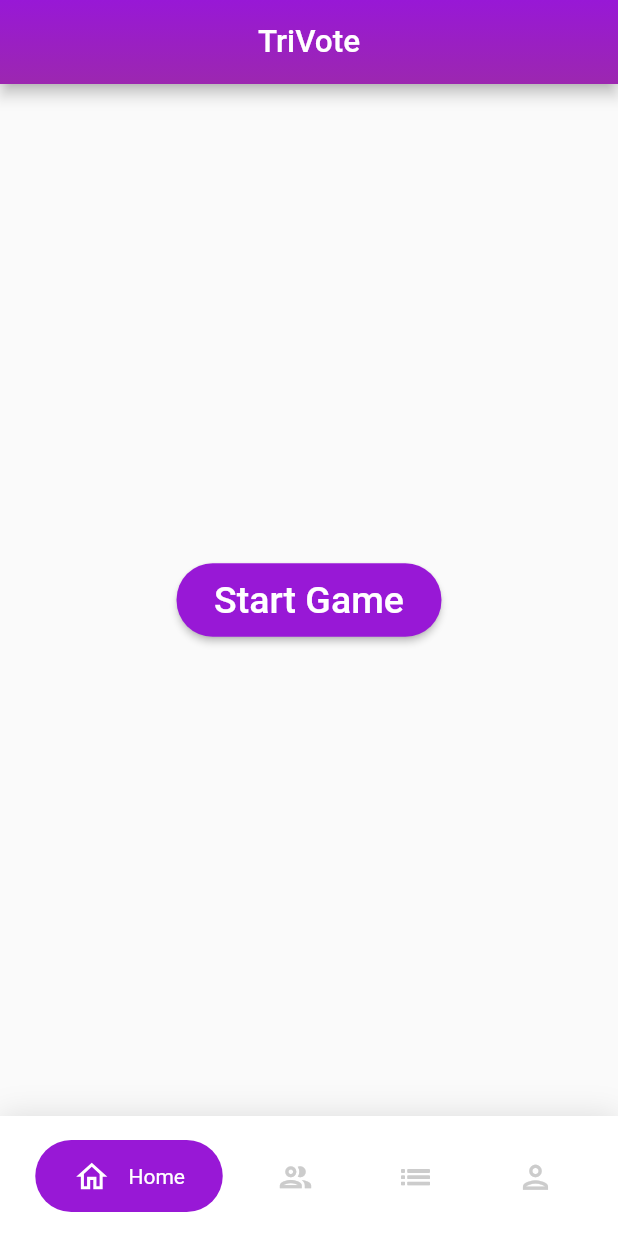
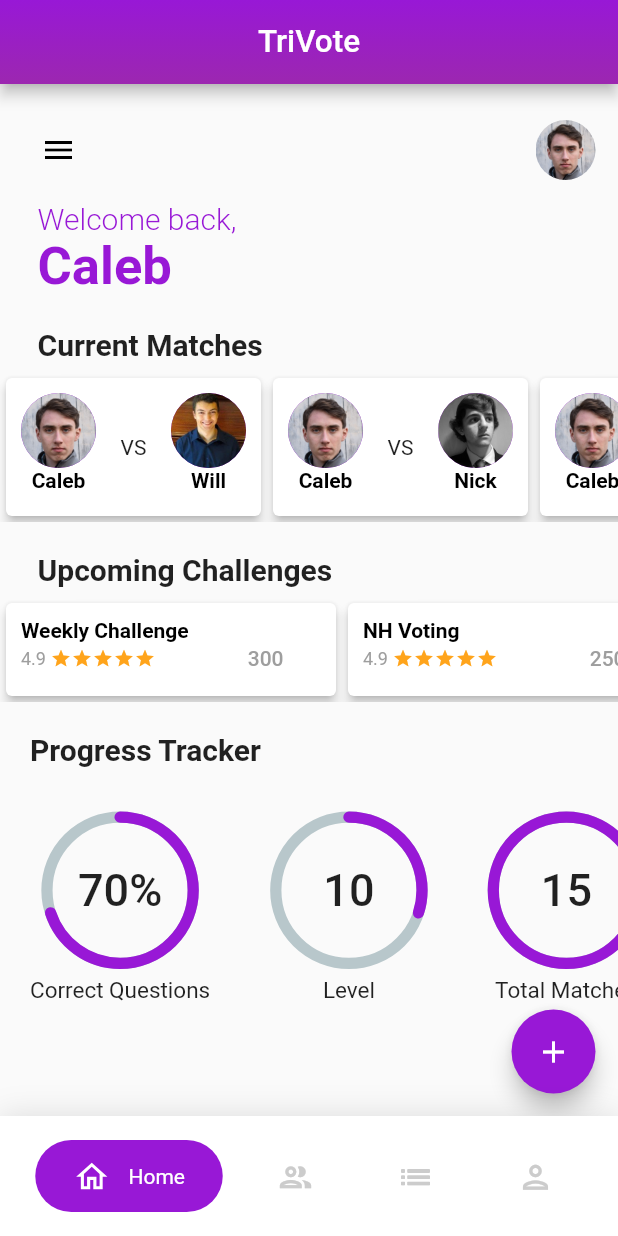
Before and after one commit to nickscamara/TriVote, a Flutter app: the screen it shows after launch, on a phone screen of 412 x 824 dp. Run offline on Flutter 3.47's test engine with Material 2 defaults, Android fonts, the phone set to English and light mode, and no system bars; drawn by our look-alikes of percent_indicator; our stand-ins replace flare_flutter, flip_card, flutter_custom_clippers, html_unescape, outline_material_icons; missing offline and left inert: flutter_spinning_wheel, spider_chart; Roboto replaces fonts that are missing (Montserrat).

Commit message:
Nick: dashboard done

```diff
--- /dev/null
+++ b/votesmarter/lib/model/challenge.dart
@@ -0,0 +1,15 @@
+class Challenges{
+  String name;
+  String pcentage;
+  String score;
+  String date;
+
+  Challenges({this.date, this.name,this.pcentage,this.score});
+
+
+}
+List<Challenges> chalLists =
+
+ [new Challenges(name: "Weekly Challenge",score: "300",pcentage: "100%",date: "February 25th, 2020"),
+new Challenges(name: "NH Voting",score: "250",pcentage: "99%",date: "February 27th, 2020"),
+new Challenges(name: "MA Voting",score: "220",pcentage: "97%",date: "February 28th, 2020"),];
--- /dev/null
+++ b/votesmarter/lib/model/match.dart
@@ -0,0 +1,22 @@
+class Match{
+  String name;
+  String pcentage;
+  String score;
+  String opponent;
+  String opponentScore;
+  String date;
+  String urImg;
+  String opponentImg;
+
+  Match({this.date, this.name,this.pcentage,this.score,this.opponent,this.opponentScore,this.urImg,this.opponentImg});
+
+
+}
+List<Match> matchLists =
+
+ [new Match(name: "Caleb",score: "300",pcentage: "100%",date: "February 25th, 2020",opponent: "Will",opponentScore: "240",urImg:  "assets/caleb.jpeg",
+                                opponentImg: "assets/sawyer.jpeg"),
+new Match(name: "Caleb",score: "250",pcentage: "99%",date: "February 27th, 2020",opponent: "Nick",opponentScore: "220",urImg:  "assets/caleb.jpeg",
+                                opponentImg: "assets/nicolas.jpeg"),
+new Match(name: "Caleb",score: "220",pcentage: "97%",date: "February 28th, 2020",opponent: "Jackie",opponentScore: "180",urImg:  "assets/caleb.jpeg",
+                                opponentImg: "assets/img/roullete.png"),];
--- /dev/null
+++ b/votesmarter/lib/screen/dashboard_screen.dart
@@ -0,0 +1,383 @@
+import 'package:flutter/material.dart';
+import 'package:percent_indicator/percent_indicator.dart';
+import 'package:votesmarter/model/challenge.dart';
+import 'package:votesmarter/model/match.dart';
+import 'package:votesmarter/model/user.dart';
+import 'package:votesmarter/screen/main_game.dart';
+import 'package:votesmarter/state/game_state.dart';
+class DashboardScreen extends StatefulWidget {
+  DashboardScreen({Key key}) : super(key: key);
+
+  @override
+  _DashboardScreenState createState() => _DashboardScreenState();
+}
+
+class _DashboardScreenState extends State<DashboardScreen> {
+  @override
+  Widget build(BuildContext context) {
+    return Stack(
+      children: <Widget>[
+        ListView(
+          children: <Widget>[
+            SizedBox(height: 20.0),
+            Padding(
+              padding: EdgeInsets.only(left: 15.0, right: 15.0),
+              child: Row(
+                mainAxisAlignment: MainAxisAlignment.spaceBetween,
+                children: <Widget>[
+                  IconButton(
+                    onPressed: () => Navigator.push(context,
+                        MaterialPageRoute(builder: (context) => null)),
+                    icon: Icon(Icons.menu),
+                    color: Colors.black,
+                  ),
+                  Hero(
+                    tag: "profile",
+                    child: GestureDetector(
+                      // onTap: () => Navigator.push(context,
+                      //     MaterialPageRoute(builder: (context) => ProfileScreen())),
+                      child: Container(
+                        height: 40.0,
+                        width: 40.0,
+                        decoration: BoxDecoration(
+                            borderRadius: BorderRadius.circular(20.0),
+                            image: DecorationImage(
+                                image: AssetImage('assets/caleb.jpeg'),
+                                fit: BoxFit.cover)),
+                      ),
+                    ),
+                  )
+                ],
+              ),
+            ),
+            SizedBox(height: 10.0),
+            Padding(
+              padding: EdgeInsets.only(left: 25.0),
+              child: Column(
+                crossAxisAlignment: CrossAxisAlignment.start,
+                children: <Widget>[
+                  Text('Welcome back,',
+                      style: TextStyle(
+                          fontWeight: FontWeight.w300,
+                          color: Theme.of(context).primaryColor,
+                          fontSize: 20.0)),
+                  Text('Caleb',
+                      style: TextStyle(
+                          fontWeight: FontWeight.bold,
+                          color: Theme.of(context).primaryColor,
+                          fontSize: 35.0)),
+                  SizedBox(height: 20.0),
+                  Text('Current Matches',
+                      style: TextStyle(fontWeight: FontWeight.w600, fontSize: 20.0))
+                ],
+              ),
+            ),
+            SizedBox(height: 7.0),
+            Container(
+              height: 100,
+              child: ListView.builder(
+                          scrollDirection: Axis.horizontal,
+                          itemCount: 3,
+                          itemBuilder: (BuildContext context, int index) {
+                            return SingleChildScrollView(
+                              scrollDirection: Axis.horizontal,
+
+                                child: _buildListItemMatch(
+                                     matchLists[index].date,
+                                    matchLists[index].name,
+                                    matchLists[index].opponent,
+                                    matchLists[index].urImg,
+                                    matchLists[index].opponentImg,
+
+                                    ),
+
+                            );
+                          },
+
+
+
+              ),
+            ),
+
+
+              SizedBox(height: 20.0),
+             Padding(
+               padding: const EdgeInsets.only(left:25.0),
+               child: Column(
+                 crossAxisAlignment: CrossAxisAlignment.start,
+                 children: <Widget>[
+                   Text('Upcoming Challenges',
+                            style: TextStyle(fontWeight: FontWeight.w600, fontSize: 20.0)),
+                 ],
+               ),
+             ),
+            SizedBox(height: 7.0),
+            Container(
+              height: 70,
+              child: ListView.builder(
+                          scrollDirection: Axis.horizontal,
+                          itemCount: 3,
+                          itemBuilder: (BuildContext context, int index) {
+                            return SingleChildScrollView(
+                              scrollDirection: Axis.horizontal,
+
+                                child: _buildListItem(
+                                     chalLists[index].date,
+                                    chalLists[index].name,
+                                    chalLists[index].score,
+
+                                    ),
+
+                            );
+                          },
+
+
+
+              ),
+            ),
+          //   SizedBox(height: 20.0),
+          //   Padding(
+          //       padding: EdgeInsets.only(left: 20.0),
+          //       child: Text('Popular Meal Plans',
+          //           style: TextStyle(fontWeight: FontWeight.w600, fontSize: 20.0))),
+          //     //       Container(
+          //     // height: 250.0,
+          //     // child: FutureBuilder(
+          //     //   future: RestInterface.getPopularMealPlans(),
+          //     //   builder:
+          //     //       (BuildContext context, AsyncSnapshot<List<Recipe>> snapshot) {
+          //     //     return snapshot.data != null
+          //     //         ? ListView.builder(
+          //     //             scrollDirection: Axis.horizontal,
+          //     //             itemCount: 4,
+          //     //             itemBuilder: (BuildContext context, int index) {
+          //     //               return SingleChildScrollView(
+          //     //                 scrollDirection: Axis.horizontal,
+
+          //     //                   child: _buildListItem(
+          //     //                       snapshot.data[index].img_url,
+          //     //                       snapshot.data[index].name,
+          //     //                       snapshot.data[index].calories.toString() +
+          //     //                           " cal"),
+
+          //     //               );
+          //     //             },
+          //     //           )
+          //     //         : Container(
+          //     //             child: Center(
+          //     //               child: Text("Loading"),
+          //     //             ),
+          //     //           );
+          //     //   },
+          //     // ),
+          //  // ),
+            SizedBox(height: 20.0),
+            Padding(
+                padding: EdgeInsets.only(left: 20.0),
+                child: Text('Progress Tracker',
+                    style: TextStyle(fontWeight: FontWeight.w600, fontSize: 20.0))),
+            SizedBox(height: 20.0),
+            Container(
+              height: 180.0,
+              child: ListView(
+                scrollDirection: Axis.horizontal,
+                children: <Widget>[
+                  _buildCardItem('Correct Questions', '70%', .7),
+                  _buildCardItem('Level', '10', .3),
+                  _buildCardItem('Total Matches', '15', 1),
+                ],
+              ),
+            ),
+
+          ],
+        ),
+        Padding(
+          padding: const EdgeInsets.all(15.0),
+          child: Align(
+            alignment: Alignment.bottomRight,
+                    child: FloatingActionButton(backgroundColor: Theme.of(context).primaryColor,onPressed: (){
+                       final GameState state = new GameState();
+          Navigator.of(context).push(
+              MaterialPageRoute(builder: (context) => MainGame(state: state)));
+                    },
+            child: Icon(Icons.add,color: Colors.white,),),
+          ),
+        )
+      ],
+    );
+  }
+
+  Widget _buildListItem(String date, String foodName, String price) {
+    return Card(
+          elevation: 3,
+          child: InkWell(
+          onTap: () {},
+          child: Padding(
+              padding: EdgeInsets.all(10),
+              child: Container(
+                  width: 200.0,
+                  child: Stack(
+                    children: <Widget>[
+
+
+                          Column(
+                            crossAxisAlignment: CrossAxisAlignment.start,
+                            children: <Widget>[
+                              Text(foodName,
+                                  style: TextStyle(
+                                      fontFamily: 'Montserrat',
+                                      fontWeight: FontWeight.w600,
+                                      color: Colors.black,
+                                      fontSize: 14.0)),
+                              SizedBox(height: 3.0),
+                              Container(
+                                  width: 175.0,
+                                  child: Row(
+                                    mainAxisAlignment:
+                                        MainAxisAlignment.spaceBetween,
+                                    children: <Widget>[
+                                      Row(
+                                        children: <Widget>[
+                                          Text(
+                                            '4.9',
+                                            style: TextStyle(
+                                                fontFamily: 'Montserrat',
+                                                color: Colors.grey,
+                                                fontSize: 12.0),
+                                          ),
+                                          SizedBox(width: 3.0),
+                                          Icon(Icons.star,
+                                              color: Theme.of(context).accentColor, size: 14.0),
+                                          Icon(Icons.star,
+                                              color: Theme.of(context).accentColor, size: 14.0),
+                                          Icon(Icons.star,
+                                              color: Theme.of(context).accentColor, size: 14.0),
+                                          Icon(Icons.star,
+                                              color: Theme.of(context).accentColor, size: 14.0),
+                                          Icon(Icons.star,
+                                              color: Theme.of(context).accentColor, size: 14.0),
+                                        ],
+                                      ),
+                                      Text(price,
+                                          style: TextStyle(
+                                              fontFamily: 'Montserrat',
+                                              fontWeight: FontWeight.w500,
+                                              color: Colors.grey,
+                                              fontSize: 14.0)),
+                                    ],
+                                  ))
+                            ],
+                          )
+                    ],
+                  )))),
+    );
+  }
+   Widget _buildListItemMatch(String date, String foodName, String price,String img1, String img2) {
+    return Card(
+          elevation: 3,
+          child: InkWell(
+          onTap: () {},
+          child: Padding(
+              padding: EdgeInsets.all(10),
+              child: Container(
+                  width: 150.0,
+                  child: Row(
+                    mainAxisAlignment: MainAxisAlignment.spaceBetween,
+                    crossAxisAlignment: CrossAxisAlignment.center,
+                    children: <Widget>[
+
+
+                          Column(
+                            crossAxisAlignment: CrossAxisAlignment.center,
+                            children: <Widget>[
+                              CircleAvatar(
+                                      backgroundColor: Theme.of(context).primaryColor,
+                                      radius: 25,
+                                      backgroundImage: AssetImage(img1
+                                          ),
+                                    ),
+                              Text(foodName,
+                                  style: TextStyle(
+                                      fontFamily: 'Montserrat',
+                                      fontWeight: FontWeight.w600,
+                                      color: Colors.black,
+                                      fontSize: 14.0)),
+
+
+
+                            ],
+                          ),
+                          Text("VS"),
+                          Column(
+                            crossAxisAlignment: CrossAxisAlignment.center,
+                            children: <Widget>[
+                              CircleAvatar(
+                                      backgroundColor: Theme.of(context).primaryColor,
+                                      radius: 25,
+                                      backgroundImage: AssetImage(img2
+                                          ),
+                                    ),
+                              Text(price,
+                                  style: TextStyle(
+                                      fontFamily: 'Montserrat',
+                                      fontWeight: FontWeight.w600,
+                                      color: Colors.black,
+                                      fontSize: 14.0)),
+
+
+
+                            ],
+                          ),
+
+                    ],
+                  )))),
+    );
+  }
+
+  Widget _buildCardItem(String text, String pcentText, double percent) {
+    return
+
+            Container(
+
+          child: Padding(
+              padding:
+                  EdgeInsets.only(left: 20.0, top: 10.0, bottom: 0.0, right: 20.0),
+              child: Container(
+                child: Stack(
+                  children: <Widget>[
+                    CircularPercentIndicator(
+                      radius: 105.0,
+                      lineWidth: 7.5,
+                      animation: true,
+                      percent: percent,
+                      center: new Text(
+                        pcentText,
+                        style: new TextStyle(
+                            fontWeight: FontWeight.w500, fontSize: 30.0),
+                      ),
+                      footer: Column(
+                        mainAxisSize: MainAxisSize.min,
+                        mainAxisAlignment: MainAxisAlignment.start,
+                        crossAxisAlignment: CrossAxisAlignment.start,
+                        children: <Widget>[
+                          SizedBox(
+                            height: 5,
+                          ),
+                          new Text(
+                            text,
+                            style: new TextStyle(
+                                fontWeight: FontWeight.w400, fontSize: 15.0),
+                          ),
+                        ],
+                      ),
+                      circularStrokeCap: CircularStrokeCap.round,
+                      progressColor: Theme.of(context).primaryColor,
+                    ),
+                  ],
+                ),
+              )),
+
+
+    );
+  }
+}
--- a/votesmarter/lib/screen/home.dart
+++ b/votesmarter/lib/screen/home.dart
@@ -1,4 +1,5 @@
 import 'package:flutter/material.dart';
+import 'package:votesmarter/screen/dashboard_screen.dart';
 import 'package:votesmarter/screen/friends_screen.dart';
 import 'package:votesmarter/screen/home_screen.dart';
 import 'package:flare_flutter/flare_actor.dart';
@@ -18,7 +19,7 @@ class _HomeState extends State<Home> {
   @override
   void initState() {
     _viewsByIndex = <Widget>[
-      HomeScreen(),
+      DashboardScreen(),
       FriendsScreen(),
       //MainGame(),
 
--- a/votesmarter/pubspec.yaml
+++ b/votesmarter/pubspec.yaml
@@ -34,6 +34,7 @@ dependencies:
   spider_chart: ^0.1.5
   flip_card: ^0.4.4
   outline_material_icons: ^0.1.0
+  percent_indicator: ^2.1.1+1
 dev_dependencies:
   flutter_test:
     sdk: flutter
```
Also changed, not shown: votesmarter/assets/nicolas.jpeg (added), votesmarter/pubspec.lock, 1 other file.
